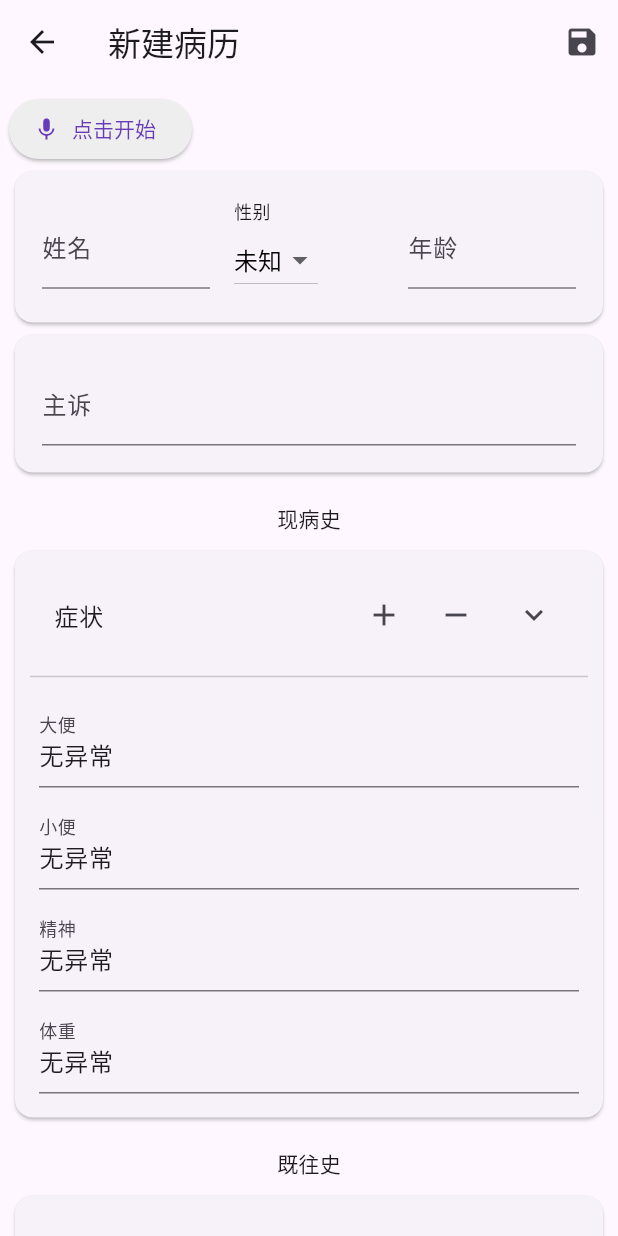
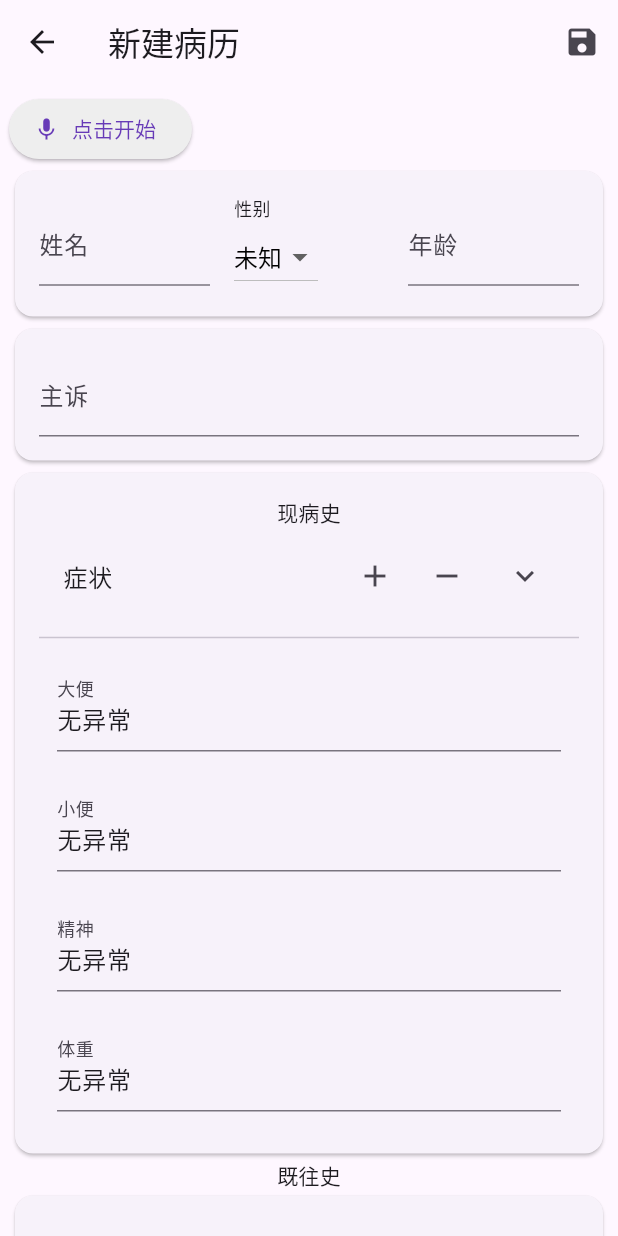
Before and after one commit to viket-vista/Medical-Manager, a Flutter app: the screen it shows after launch, after a tap on the "add" icon, on a phone screen of 412 x 824 dp. Run offline on Flutter 3.47's test engine with Material 3 defaults, Android fonts, the phone set to English and light mode, and no system bars; our stand-ins replace file_picker, image_picker, permission_handler, photo_view, shared_preferences; missing offline and left inert: flutter_sound.

Commit message:
排版优化

```diff
--- a/lib/pages/editpage.dart
+++ b/lib/pages/editpage.dart
@@ -9,6 +9,11 @@ import 'package:medicalmanager/models/settings_model.dart';
 import 'package:flutter_sound/flutter_sound.dart';
 import 'package:permission_handler/permission_handler.dart';
 import 'ShowPhotos.dart';
+
+const double _sectionSpacing = 24.0;
+const double _cardPadding = 16.0;
+const double _inputPadding = 12.0;
+const double _titleFontSize = 18.0;
 
 class EditPage extends StatefulWidget {
   final Map<String, dynamic>? item;
@@ -212,7 +217,7 @@ class _EditPageState extends State<EditPage> {
     );
     return Card(
       child: Padding(
-        padding: const EdgeInsets.all(18),
+        padding: const EdgeInsets.all(_cardPadding),
         child: Row(
           children: [
             Flexible(child: NAME),
@@ -238,7 +243,7 @@ class _EditPageState extends State<EditPage> {
   Widget buildZhusu() {
     return Card(
       child: Padding(
-        padding: const EdgeInsets.all(18),
+        padding: const EdgeInsets.all(_cardPadding),
         child: Row(
           mainAxisAlignment: MainAxisAlignment.center,
           children: [
@@ -264,15 +269,13 @@ class _EditPageState extends State<EditPage> {
     return Column(
       mainAxisAlignment: MainAxisAlignment.start,
       children: [
-        SizedBox(height: 16),
+        Card(
+          child: Padding(
+            padding: const EdgeInsets.all(_cardPadding),
+            child: Column(
+              mainAxisAlignment: MainAxisAlignment.center,
+              children: [
                 Text("现病史"),
-        SizedBox(height: 8),
-        Card(
-          child: Padding(
-            padding: const EdgeInsets.all(10),
-            child: Column(
-              mainAxisAlignment: MainAxisAlignment.start,
-              children: [
                 ExpansionTile(
                   title: Row(
                     children: [
@@ -299,9 +302,8 @@ class _EditPageState extends State<EditPage> {
                   children: [...Zhengzhuang],
                 ),
                 Divider(),
-                SizedBox(height: 4),
                 Padding(
-                  padding: EdgeInsets.all(6),
+                  padding: EdgeInsets.all(_inputPadding),
                   child: buildExpandTextEdit(dabian, '大便', (value) {
                     MedicalRecord = JsonChange(
                       ["现病史", '一般情况', '大便'],
@@ -311,7 +313,7 @@ class _EditPageState extends State<EditPage> {
                   }),
                 ),
                 Padding(
-                  padding: EdgeInsets.all(6),
+                  padding: EdgeInsets.all(_inputPadding),
                   child: buildExpandTextEdit(xiaobian, '小便', (value) {
                     MedicalRecord = JsonChange(
                       ["现病史", '一般情况', '小便'],
@@ -321,7 +323,7 @@ class _EditPageState extends State<EditPage> {
                   }),
                 ),
                 Padding(
-                  padding: EdgeInsets.all(6),
+                  padding: EdgeInsets.all(_inputPadding),
                   child: buildExpandTextEdit(shuimian, '精神', (value) {
                     MedicalRecord = JsonChange(
                       ["现病史", '一般情况', '精神'],
@@ -331,7 +333,7 @@ class _EditPageState extends State<EditPage> {
                   }),
                 ),
                 Padding(
-                  padding: EdgeInsets.all(6),
+                  padding: EdgeInsets.all(_inputPadding),
                   child: buildExpandTextEdit(tizhong, '体重', (value) {
                     MedicalRecord = JsonChange(
                       ["现病史", '一般情况', '体重'],
@@ -400,7 +402,7 @@ class _EditPageState extends State<EditPage> {
           children: [
             for (int j = 0; j <= 7; j++)
               Padding(
-                padding: EdgeInsets.all(16),
+                padding: EdgeInsets.all(_inputPadding),
                 child: TextField(
                   controller: zz[j],
                   decoration: InputDecoration(labelText: menu[j]),
@@ -465,7 +467,7 @@ class _EditPageState extends State<EditPage> {
           children: [
             for (int j = 0; j <= 7; j++)
               Padding(
-                padding: EdgeInsets.all(16),
+                padding: EdgeInsets.all(_inputPadding),
                 child: TextField(
                   controller: zz[j],
                   decoration: InputDecoration(labelText: menu[j]),
@@ -548,7 +550,7 @@ class _EditPageState extends State<EditPage> {
                 children: [
                   for (int k = 0; k < entry.value[j].length; k++)
                     Padding(
-                      padding: EdgeInsets.all(6),
+                      padding: EdgeInsets.all(_inputPadding),
                       child: TextField(
                         controller: any[k],
                         decoration: InputDecoration(
@@ -583,7 +585,7 @@ class _EditPageState extends State<EditPage> {
                 children: [
                   Expanded(
                     child: Padding(
-                      padding: EdgeInsets.all(20),
+                      padding: EdgeInsets.all(_inputPadding),
                       child: TextField(
                         controller: text,
                         onChanged: (value) {
@@ -632,7 +634,7 @@ class _EditPageState extends State<EditPage> {
         var text = TextEditingController();
         temp1.add(
           Padding(
-            padding: EdgeInsets.all(6),
+            padding: EdgeInsets.all(_inputPadding),
             child: TextField(
               controller: text,
               decoration: InputDecoration(labelText: entry.key),
@@ -650,14 +652,12 @@ class _EditPageState extends State<EditPage> {
     }
     jiwangshi.add(
       Column(
-        mainAxisAlignment: MainAxisAlignment.start,
-        children: [
-          SizedBox(height: 16),
+        mainAxisAlignment: MainAxisAlignment.center,
+        children: [
           Text("既往史"),
-          SizedBox(height: 8),
           Card(
             child: Padding(
-              padding: const EdgeInsets.all(6),
+              padding: const EdgeInsets.all(_cardPadding),
               child: Column(
                 mainAxisAlignment: MainAxisAlignment.start,
                 children: [...temp1, Divider()],
@@ -723,7 +723,7 @@ class _EditPageState extends State<EditPage> {
     gerenshi.add(
       Card(
         child: Padding(
-          padding: const EdgeInsets.all(16),
+          padding: const EdgeInsets.all(_cardPadding),
           child: Column(
             crossAxisAlignment: CrossAxisAlignment.start,
             children: [
@@ -746,8 +746,8 @@ class _EditPageState extends State<EditPage> {
               ),
               if (_switch[0])
                 Container(
-                  margin: EdgeInsets.only(top: 20),
-                  padding: EdgeInsets.all(16),
+                  margin: EdgeInsets.only(top: _inputPadding),
+                  padding: EdgeInsets.all(_inputPadding),
                   child: Row(
                     children: [
                       Expanded(
@@ -768,7 +768,7 @@ class _EditPageState extends State<EditPage> {
                       ),
                       Expanded(
                         child: Padding(
-                          padding: const EdgeInsets.all(16),
+                          padding: const EdgeInsets.all(_inputPadding),
                           child: TextField(
                             controller: text['吸烟'][1],
                             decoration: InputDecoration(labelText: '吸烟频率'),
@@ -796,7 +796,7 @@ class _EditPageState extends State<EditPage> {
                       if (text['吸烟'][2])
                         Expanded(
                           child: Padding(
-                            padding: const EdgeInsets.all(6),
+                            padding: const EdgeInsets.all(_inputPadding),
                             child: TextField(
                               controller: text['吸烟'][3],
                               decoration: InputDecoration(labelText: '戒除时间'),
@@ -832,12 +832,12 @@ class _EditPageState extends State<EditPage> {
               ),
               if (_switch[1])
                 Container(
-                  padding: EdgeInsets.all(6),
+                  padding: EdgeInsets.all(_inputPadding),
                   child: Row(
                     children: [
                       Expanded(
                         child: Padding(
-                          padding: const EdgeInsets.all(16),
+                          padding: const EdgeInsets.all(_inputPadding),
                           child: TextField(
                             controller: text['饮酒'][0],
                             decoration: InputDecoration(labelText: '饮酒时长'),
@@ -853,7 +853,7 @@ class _EditPageState extends State<EditPage> {
                       ),
                       Expanded(
                         child: Padding(
-                          padding: const EdgeInsets.all(16),
+                          padding: const EdgeInsets.all(_inputPadding),
                           child: TextField(
                             controller: text['饮酒'][1],
                             decoration: InputDecoration(labelText: '饮酒频率'),
@@ -877,7 +877,7 @@ class _EditPageState extends State<EditPage> {
                   if (_switch[2])
                     Expanded(
                       child: Padding(
-                        padding: const EdgeInsets.all(6),
+                        padding: const EdgeInsets.all(_inputPadding),
                         child: TextField(
                           controller: text['成瘾物'][0],
                           decoration: InputDecoration(labelText: '种类'),
@@ -906,7 +906,10 @@ class _EditPageState extends State<EditPage> {
                 ],
               ),
               Padding(
-                padding: const EdgeInsets.only(top: 6, bottom: 6),
+                padding: const EdgeInsets.only(
+                  top: _inputPadding,
+                  bottom: _inputPadding,
+                ),
                 child: TextField(
                   controller: TextEditingController(
                     text: MedicalRecord['个人史']['生活史'],
@@ -922,7 +925,10 @@ class _EditPageState extends State<EditPage> {
                 ),
               ),
               Padding(
-                padding: const EdgeInsets.only(top: 6, bottom: 6),
+                padding: const EdgeInsets.only(
+                  top: _inputPadding,
+                  bottom: _inputPadding,
+                ),
                 child: TextField(
                   controller: TextEditingController(
                     text: MedicalRecord['个人史']['职业'],
@@ -938,7 +944,10 @@ class _EditPageState extends State<EditPage> {
                 ),
               ),
               Padding(
-                padding: const EdgeInsets.only(top: 6, bottom: 6),
+                padding: const EdgeInsets.only(
+                  top: _inputPadding,
+                  bottom: _inputPadding,
+                ),
                 child: TextField(
                   controller: TextEditingController(
                     text: MedicalRecord['个人史']['其他'],
@@ -1005,7 +1014,7 @@ class _EditPageState extends State<EditPage> {
     hunyushi.add(
       Card(
         child: Padding(
-          padding: const EdgeInsets.all(6),
+          padding: const EdgeInsets.all(_cardPadding),
           child: Column(
             crossAxisAlignment: CrossAxisAlignment.start,
             children: [
@@ -1185,7 +1194,7 @@ class _EditPageState extends State<EditPage> {
     jiazushi.add(
       Card(
         child: Padding(
-          padding: const EdgeInsets.all(16),
+          padding: const EdgeInsets.all(_cardPadding),
           child: Column(
             crossAxisAlignment: CrossAxisAlignment.start,
             children: [
@@ -1336,6 +1345,15 @@ class _EditPageState extends State<EditPage> {
         children: [
           Text('辅查 ${index + 1}'), // 添加序号
           const Spacer(),
+
+          if (fcremovemode)
+            IconButton(
+              icon: const Icon(Icons.delete, size: 20),
+              onPressed: onRemove,
+              tooltip: '删除此项',
+              color: Colors.red,
+            )
+          else
             IconButton(
               onPressed: () {
                 try {
@@ -1347,7 +1365,8 @@ class _EditPageState extends State<EditPage> {
                     context,
                     MaterialPageRoute(
                       builder: (context) => ImageGalleryPage(
-                      imageData: MedicalRecord[FC_KEY][index][FC_MENU_ITEMS[5]],
+                        imageData:
+                            MedicalRecord[FC_KEY][index][FC_MENU_ITEMS[5]],
                         uuid: widget.item?['uuid'],
                         name: MedicalRecord['name'],
                         onreturn: (newitem) {
@@ -1367,13 +1386,6 @@ class _EditPageState extends State<EditPage> {
                 }
               },
               icon: Icon(Icons.photo_library),
-          ),
-          if (fcremovemode)
-            IconButton(
-              icon: const Icon(Icons.delete, size: 20),
-              onPressed: onRemove,
-              tooltip: '删除此项',
-              color: Colors.red,
             ),
         ],
       ),
@@ -1474,7 +1486,7 @@ class _EditPageState extends State<EditPage> {
             ...jiazushi,
             Card(
               child: Padding(
-                padding: const EdgeInsets.all(6),
+                padding: const EdgeInsets.all(_cardPadding),
                 child: Column(
                   crossAxisAlignment: CrossAxisAlignment.start,
                   children: fucha,
@@ -1588,9 +1600,7 @@ class _EditPageState extends State<EditPage> {
           label: AnimatedDefaultTextStyle(
             duration: Duration(milliseconds: 150),
             style: TextStyle(
-              fontWeight: isRecording
-                  ? FontWeight.bold
-                  : FontWeight.normal,
+              fontWeight: isRecording ? FontWeight.bold : FontWeight.normal,
               color: isRecording ? Colors.white : Colors.deepPurple,
             ),
             child: Text(
@@ -1600,12 +1610,8 @@ class _EditPageState extends State<EditPage> {
             ),
           ),
           style: ElevatedButton.styleFrom(
-            backgroundColor: isRecording
-                ? Colors.red[400]
-                : Colors.grey[200],
-            foregroundColor: isRecording
-                ? Colors.white
-                : Colors.deepPurple,
+            backgroundColor: isRecording ? Colors.red[400] : Colors.grey[200],
+            foregroundColor: isRecording ? Colors.white : Colors.deepPurple,
             animationDuration: Duration(milliseconds: 200),
           ),
           onPressed: onRecordPressed,
@@ -1655,11 +1661,11 @@ class _EditPageState extends State<EditPage> {
           Text('录音列表', style: TextStyle(fontWeight: FontWeight.bold)),
           ...List.generate(audioFiles.length, (index) {
             final file = audioFiles[index];
-            final fileName = file.path
-                .split(Platform.pathSeparator)
-                .last;
+            final fileName = file.path.split(Platform.pathSeparator).last;
             final isThisPlaying = playingIndex == index && isPlaying;
             return Card(
+              child: Padding(
+                padding: const EdgeInsets.all(_cardPadding),
                 child: Column(
                   children: [
                     Row(
@@ -1718,14 +1724,9 @@ class _EditPageState extends State<EditPage> {
                         children: [
                           Expanded(
                             child: Slider(
-                            value: currentPosition.inMilliseconds
-                                .toDouble(),
-                            max:
-                                totalDuration.inMilliseconds
-                                        .toDouble() >
-                                    0
-                                ? totalDuration.inMilliseconds
-                                      .toDouble()
+                              value: currentPosition.inMilliseconds.toDouble(),
+                              max: totalDuration.inMilliseconds.toDouble() > 0
+                                  ? totalDuration.inMilliseconds.toDouble()
                                   : 1,
                               onChanged: (v) {
                                 final newPosition = Duration(
@@ -1752,6 +1753,7 @@ class _EditPageState extends State<EditPage> {
                       ),
                   ],
                 ),
+              ),
             );
           }),
         ],
```
Lines whose indentation alone changed are shown as unchanged.
